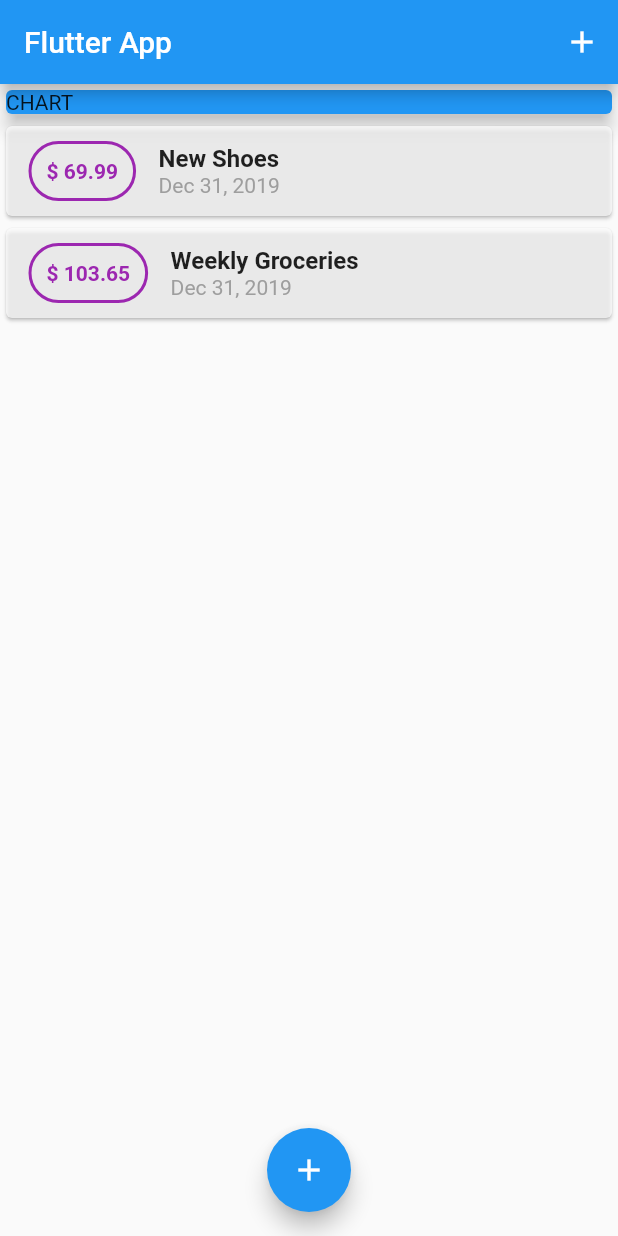
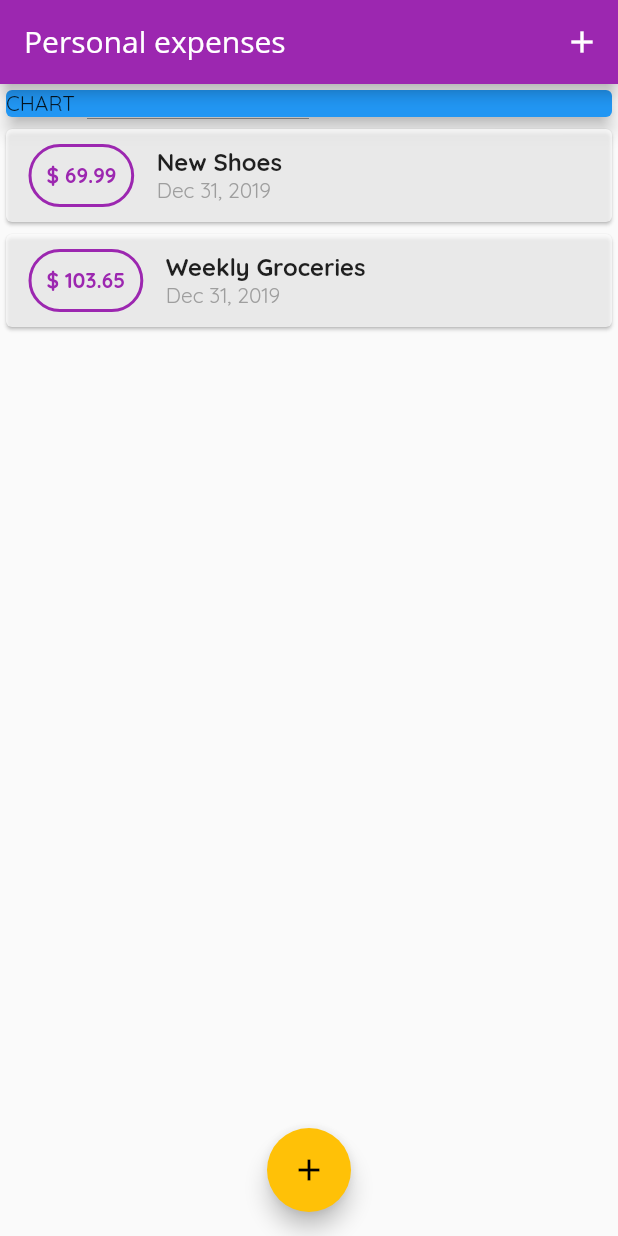
Before and after one commit to jdesfon/FLUTTER_courses, a Flutter app: the screen it shows after launch, on a phone screen of 412 x 824 dp. Run offline on Flutter 3.47's test engine with Material 2 defaults, Android fonts, the phone set to English and light mode, and no system bars.

Commit message:
feat: add custom fonts

```diff
--- a/expenses_app/lib/main.dart
+++ b/expenses_app/lib/main.dart
@@ -9,8 +9,21 @@ class MyApp extends StatelessWidget {
   @override
   Widget build(BuildContext context) {
     return MaterialApp(
-      title: 'Flutter App',
+      title: 'Personal expenses',
       home: MyHomePage(),
+      theme: ThemeData(
+        primarySwatch: Colors.purple,
+        accentColor: Colors.amber,
+        fontFamily: 'Quicksand',
+        appBarTheme: AppBarTheme(
+          textTheme: ThemeData.light().textTheme.copyWith(
+            title: TextStyle(
+              fontFamily: 'OpenSans',
+              fontSize: 20,
+            ),
+          ),
+        ),
+      ),
     );
   }
 }
@@ -65,7 +78,7 @@ class _MyHomePageState extends State<MyHomePage> {
   Widget build(BuildContext context) {
     return Scaffold(
       appBar: AppBar(
-        title: Text('Flutter App'),
+        title: Text('Personal expenses'),
         actions: <Widget>[
           IconButton(
             icon: Icon(Icons.add),
--- a/expenses_app/lib/widgets/transaction_list.dart
+++ b/expenses_app/lib/widgets/transaction_list.dart
@@ -25,7 +25,7 @@ class TransactionList extends StatelessWidget {
                   ),
                   decoration: BoxDecoration(
                     border: Border.all(
-                      color: Colors.purple,
+                      color: Theme.of(context).primaryColor,
                       width: 2,
                     ),
                     borderRadius: BorderRadius.circular(25),
@@ -35,7 +35,7 @@ class TransactionList extends StatelessWidget {
                     "\$ ${transactions[index].amount.toStringAsFixed(2)}",
                     style: TextStyle(
                       fontWeight: FontWeight.bold,
-                      color: Colors.purple,
+                      color: Theme.of(context).primaryColor,
                     ),
                   ),
                 ),
```
Also changed, not shown: expenses_app/pubspec.yaml (+11 -11 lines), expenses_app/assets/fonts/OpenSans-Bold.ttf (added), expenses_app/assets/fonts/OpenSans-Regular.ttf (added), expenses_app/assets/fonts/Quicksand-Bold.ttf (added), expenses_app/assets/fonts/Quicksand-Regular.ttf (added), expenses_app/pubspec.lock.
